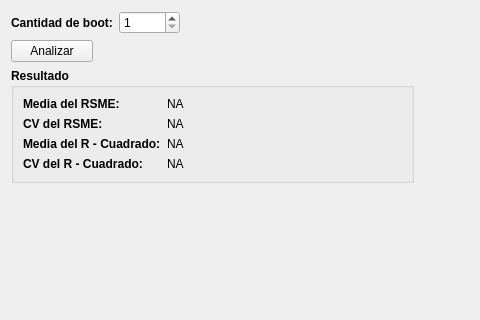
Above: view/ui/widget_validation_boot_stropping.ui from vasha54/apm before the change; both pictures show x 0 to 480 and y 0 to 320 of the 825 by 516 pixel window. Below: the same form after it.
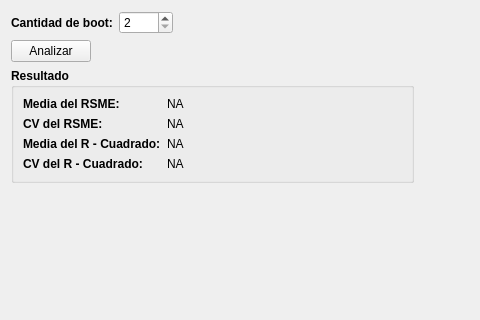
That is the form after the change.

```diff
--- a/view/ui/widget_validation_boot_stropping.ui
+++ b/view/ui/widget_validation_boot_stropping.ui
@@ -38,10 +38,10 @@
      <item>
       <widget class="QSpinBox" name="sBCountBoot">
        <property name="minimum">
-        <number>1</number>
+        <number>2</number>
        </property>
        <property name="maximum">
-        <number>10000</number>
+        <number>1000</number>
        </property>
       </widget>
      </item>
```
